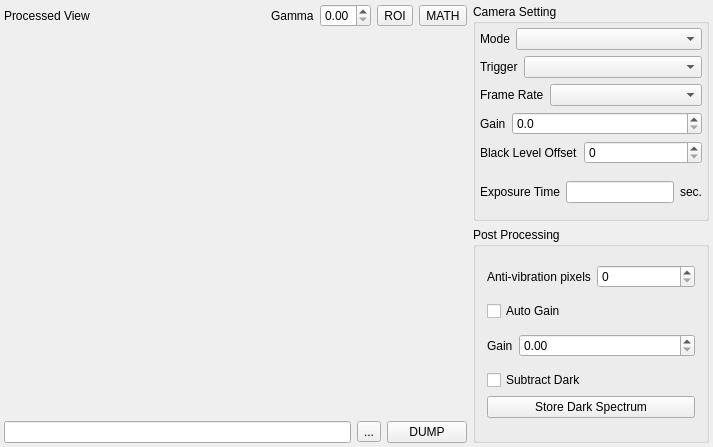
Before: the Qt Designer form modules/optics/core/digitalcameraform.ui in northriv/KAME, drawn with Qt 5.
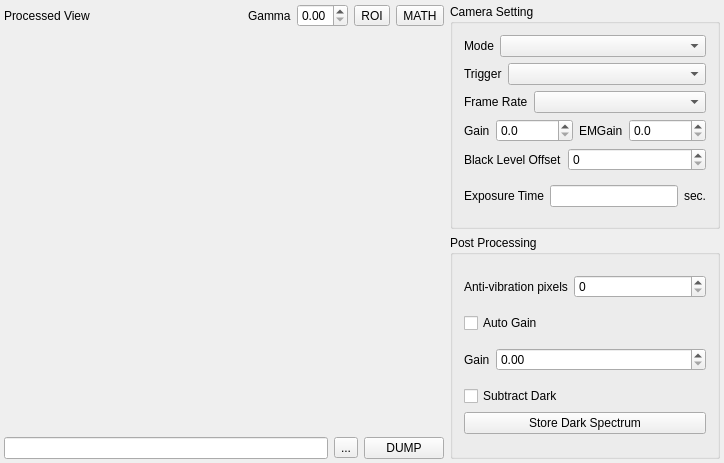
After: the same form once the commit is applied. Custom widgets are drawn as their Qt base class.

Patch:
```diff
--- a/modules/optics/core/digitalcameraform.ui
+++ b/modules/optics/core/digitalcameraform.ui
@@ -6,8 +6,8 @@
    <rect>
     <x>0</x>
     <y>0</y>
-    <width>713</width>
-    <height>447</height>
+    <width>724</width>
+    <height>463</height>
    </rect>
   </property>
   <property name="windowTitle">
@@ -140,20 +140,8 @@
       <property name="title">
        <string>Camera Setting</string>
       </property>
-      <layout class="QVBoxLayout" name="verticalLayout_3">
-       <property name="leftMargin">
-        <number>4</number>
-       </property>
-       <property name="topMargin">
-        <number>4</number>
-       </property>
-       <property name="rightMargin">
-        <number>4</number>
-       </property>
-       <property name="bottomMargin">
-        <number>4</number>
-       </property>
-       <item>
+      <layout class="QGridLayout" name="gridLayout_2">
+       <item row="0" column="0" colspan="2">
         <layout class="QHBoxLayout" name="horizontalLayout">
          <item>
           <widget class="QLabel" name="textLabel1_2_5_3_3_5">
@@ -176,7 +164,7 @@
          </item>
         </layout>
        </item>
-       <item>
+       <item row="1" column="0" colspan="2">
         <layout class="QHBoxLayout" name="horizontalLayout_6">
          <item>
           <widget class="QLabel" name="textLabel1_2_5_3_3_10">
@@ -199,7 +187,7 @@
          </item>
         </layout>
        </item>
-       <item>
+       <item row="2" column="0" colspan="2">
         <layout class="QHBoxLayout" name="horizontalLayout_2">
          <item>
           <widget class="QLabel" name="textLabel1_2_5_3_3_8">
@@ -222,7 +210,7 @@
          </item>
         </layout>
        </item>
-       <item>
+       <item row="3" column="0">
         <layout class="QHBoxLayout" name="horizontalLayout_10">
          <item>
           <widget class="QLabel" name="textLabel1_2_5_3_3_14">
@@ -252,7 +240,37 @@
          </item>
         </layout>
        </item>
-       <item>
+       <item row="3" column="1">
+        <layout class="QHBoxLayout" name="horizontalLayout_11">
+         <item>
+          <widget class="QLabel" name="textLabel1_2_5_3_3_15">
+           <property name="sizePolicy">
+            <sizepolicy hsizetype="Fixed" vsizetype="Preferred">
+             <horstretch>0</horstretch>
+             <verstretch>0</verstretch>
+            </sizepolicy>
+           </property>
+           <property name="text">
+            <string>EMGain</string>
+           </property>
+           <property name="wordWrap">
+            <bool>false</bool>
+           </property>
+          </widget>
+         </item>
+         <item>
+          <widget class="QDoubleSpinBox" name="m_dblEMGain">
+           <property name="decimals">
+            <number>1</number>
+           </property>
+           <property name="maximum">
+            <double>100000.000000000000000</double>
+           </property>
+          </widget>
+         </item>
+        </layout>
+       </item>
+       <item row="4" column="0" colspan="2">
         <layout class="QHBoxLayout" name="_2">
          <item>
           <widget class="QLabel" name="textLabel1_2_5_3_3_6">
@@ -282,7 +300,7 @@
          </item>
         </layout>
        </item>
-       <item>
+       <item row="5" column="0" colspan="2">
         <layout class="QHBoxLayout" name="horizontalLayout_4">
          <item>
           <widget class="QLabel" name="textLabel1_2_5_3_3_3">
```
